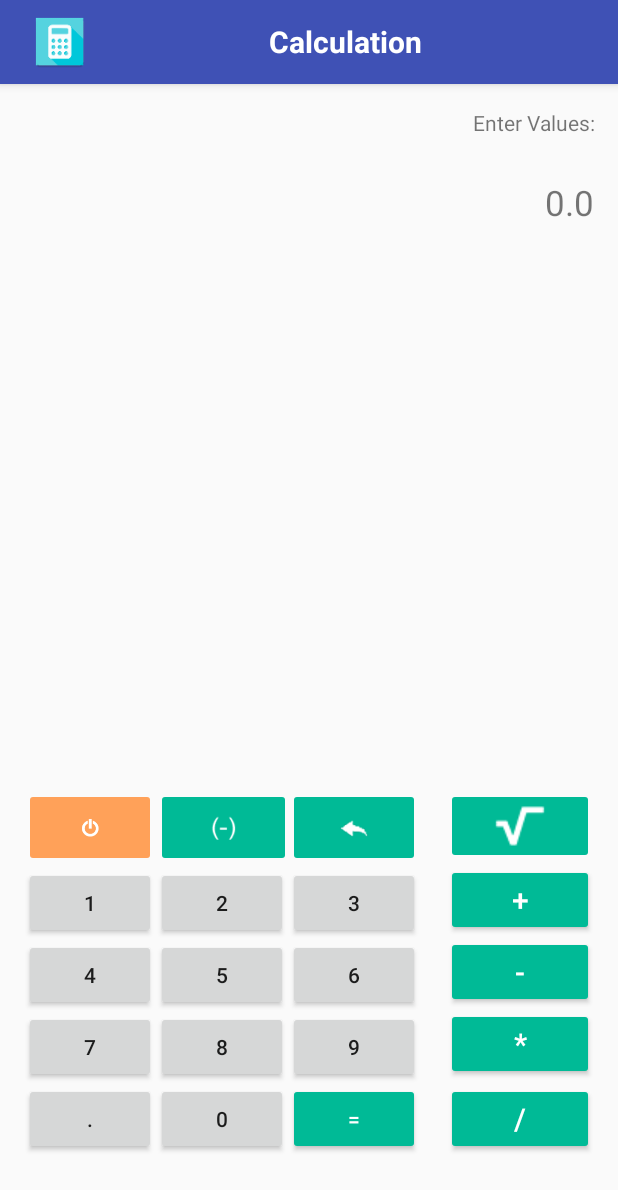
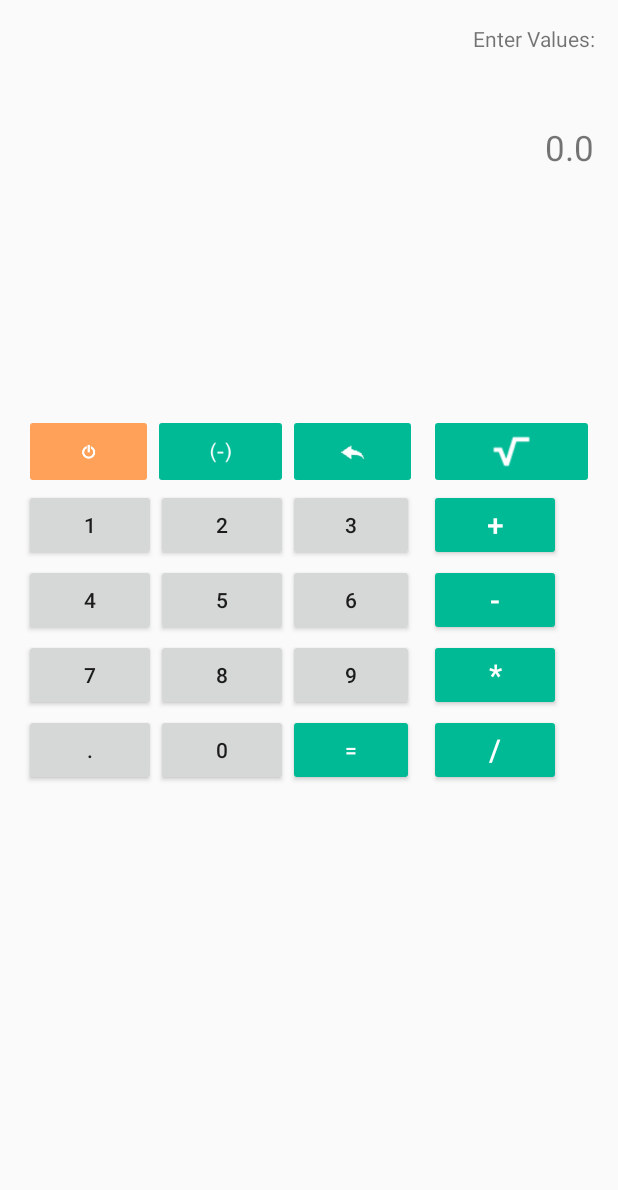
Before and after one commit to SalmanCorleone/Abacus, an Android app: the screen it shows after launch (MainActivity), on a phone screen of 412 x 824 dp. Shown: the top 1190 px of the screen. Run offline under Robolectric (Android 15) with nearby library versions, the phone set to English and light mode, and no system bars.

Commit message:
Linear Layout Added

```diff
--- a/app/src/main/AndroidManifest.xml
+++ b/app/src/main/AndroidManifest.xml
@@ -10,7 +10,7 @@
 
         android:supportsRtl="true"
         android:theme="@style/AppTheme">
-        <activity android:name=".MainActivity">
+        <activity android:name=".MainActivity" android:screenOrientation="portrait">
             <intent-filter>
                 <action android:name="android.intent.action.MAIN" />
 
--- a/app/src/main/java/com/example/salman/calculation/MainActivity.java
+++ b/app/src/main/java/com/example/salman/calculation/MainActivity.java
@@ -30,8 +30,7 @@ public class MainActivity extends AppCompatActivity {
         setContentView(R.layout.activity_main);
 
 
-        getSupportActionBar().setDisplayOptions(ActionBar.DISPLAY_SHOW_CUSTOM);
-        getSupportActionBar().setCustomView(R.layout.titile);
+
 
         init();
 
--- a/app/src/main/res/layout/activity_main.xml
+++ b/app/src/main/res/layout/activity_main.xml
@@ -9,30 +9,152 @@
     android:paddingLeft="@dimen/activity_horizontal_margin"
     android:paddingRight="@dimen/activity_horizontal_margin"
     android:paddingTop="@dimen/activity_vertical_margin"
+    android:layout_gravity="center"
     tools:context="com.example.salman.calculation.MainActivity">
 
-    <FrameLayout
+    <LinearLayout
         android:layout_width="match_parent"
-        android:layout_height="match_parent"
+        android:layout_height="220dp"
+
+        android:orientation="vertical"
+        android:layout_alignParentTop="true"
         android:layout_alignParentLeft="true"
         android:layout_alignParentStart="true"
-        android:layout_alignParentTop="true"
-        android:layout_alignParentRight="true"
-        android:layout_alignParentEnd="true"
-        android:layout_alignParentBottom="true">
-
-
-    </FrameLayout>
-
+        android:id="@+id/linearLayout">
         <TextView
-        android:layout_width="wrap_content"
+            android:layout_width="match_parent"
             android:layout_height="wrap_content"
             android:text="Enter Values:"
             android:layout_alignParentRight="true"
             android:layout_alignParentEnd="true"
             android:layout_alignParentLeft="true"
             android:layout_alignParentStart="true"
-        android:textAlignment="textEnd" />
+            android:layout_gravity="end"
+            android:textAlignment="textEnd"
+            />
+        <TextView
+            android:text="TextView"
+            android:layout_width="match_parent"
+            android:layout_height="wrap_content"
+            android:layout_below="@+id/textView"
+            android:layout_marginTop="47dp"
+            android:id="@+id/textView2"
+            android:layout_alignParentRight="true"
+            android:layout_alignParentEnd="true"
+            android:layout_alignParentLeft="true"
+            android:layout_alignParentStart="true"
+            android:textAlignment="textEnd"
+            android:layout_gravity="end"
+            android:textSize="23dp"
+
+            />
+
+
+
+        <TextView
+            android:text="TextView"
+            android:layout_width="match_parent"
+            android:layout_height="wrap_content"
+            android:id="@+id/textView3"
+            android:textAlignment="textEnd"
+            android:layout_gravity="end"
+            android:textSize="23dp"
+            android:layout_below="@+id/textView2"
+            android:layout_alignParentLeft="true"
+            android:layout_alignParentStart="true"
+            android:layout_marginTop="14dp"
+            android:layout_alignParentRight="true"
+            android:layout_alignParentEnd="true" />
+
+        <TextView
+            android:text="TextView"
+            android:layout_width="match_parent"
+            android:layout_height="wrap_content"
+            android:id="@+id/textView4"
+            android:textAlignment="textEnd"
+            android:layout_gravity="end"
+            android:textSize="40dp"
+            android:textColor="#00ba96"
+            android:layout_below="@+id/textView3"
+            android:layout_alignParentLeft="true"
+            android:layout_alignParentStart="true"
+            android:layout_alignParentRight="true"
+            android:layout_alignParentEnd="true" />
+
+
+
+    </LinearLayout>
+
+
+    <LinearLayout
+        android:layout_width="match_parent"
+        android:layout_height="300dp"
+        android:id="@+id/fullPad"
+        android:paddingTop="40dp"
+        android:orientation="horizontal"
+        android:layout_below="@+id/linearLayout"
+        android:layout_alignParentLeft="true"
+        android:layout_alignParentStart="true">
+
+
+
+        <LinearLayout
+            android:layout_width="270dp"
+            android:layout_height="match_parent"
+            android:id="@+id/numPad"
+            android:orientation="vertical"
+            android:paddingRight="10dp"
+            android:layout_gravity="bottom"
+            >
+
+            <LinearLayout
+                android:layout_width="match_parent"
+                android:layout_height="50dp"
+                android:orientation="horizontal"
+                android:weightSum="1">
+
+                <ImageButton
+                    android:layout_width="86dp"
+                    android:layout_height="wrap_content"
+                    app:srcCompat="@drawable/power"
+                    android:scaleType="fitCenter"
+                    android:id="@+id/btnClr"
+                    android:backgroundTint="#ffa159"
+                    android:layout_above="@+id/btn1"
+                    android:layout_alignParentLeft="true"
+                    android:layout_alignParentStart="true"
+
+                    android:padding="20dp" />
+
+                <ImageButton
+                    android:layout_width="90dp"
+                    android:layout_height="wrap_content"
+                    app:srcCompat="@drawable/minus"
+                    android:id="@+id/btnMin"
+                    android:scaleType="fitCenter"
+                    android:backgroundTint="#00ba96"
+
+
+                    android:layout_toRightOf="@+id/btn1"
+
+                    android:padding="15dp"
+                    android:layout_weight="0.31" />
+
+                <ImageButton
+                    android:layout_width="86dp"
+                    android:layout_height="wrap_content"
+                    app:srcCompat="@drawable/bck"
+                    android:id="@+id/btnBack"
+                    android:scaleType="fitCenter"
+                    android:backgroundTint="#00ba96"
+                    android:padding="15dp" />
+
+            </LinearLayout>
+
+            <LinearLayout
+                android:layout_width="match_parent"
+                android:layout_height="50dp"
+                android:orientation="horizontal">
 
                 <Button
                     android:text="1"
@@ -50,13 +172,29 @@
                     android:text="2"
                     android:layout_width="wrap_content"
                     android:layout_height="wrap_content"
-        android:layout_marginBottom="182dp"
                     android:id="@+id/btn2"
                     android:layout_alignParentBottom="true"
                     android:layout_toRightOf="@+id/btn1"
                     android:layout_toLeftOf="@+id/btn6"
                     android:layout_toStartOf="@+id/btn6" />
 
+                <Button
+                    android:text="3"
+                    android:layout_width="wrap_content"
+                    android:layout_height="wrap_content"
+                    android:id="@+id/btn3"
+                    android:layout_alignBaseline="@+id/btn2"
+                    android:layout_alignBottom="@+id/btn2"
+                    android:layout_toRightOf="@+id/btn2"
+                    android:layout_toEndOf="@+id/btn2" />
+
+
+            </LinearLayout>
+
+            <LinearLayout
+                android:layout_width="match_parent"
+                android:layout_height="50dp"
+                android:orientation="horizontal">
                 <Button
                     android:text="4"
                     android:layout_width="wrap_content"
@@ -84,6 +222,18 @@
                     android:layout_toEndOf="@+id/btn5"
                     android:id="@+id/btn6" />
 
+
+
+
+            </LinearLayout>
+
+
+
+
+            <LinearLayout
+                android:layout_width="match_parent"
+                android:layout_height="50dp"
+                android:orientation="horizontal">
                 <Button
                     android:text="7"
                     android:layout_width="wrap_content"
@@ -94,85 +244,43 @@
                     android:id="@+id/btn7" />
 
                 <Button
-        android:text="0"
-        android:layout_width="wrap_content"
-        android:layout_height="wrap_content"
-        android:layout_below="@+id/btn8"
-        android:layout_toRightOf="@+id/btnPoint"
-        android:layout_toEndOf="@+id/btnPoint"
-        android:id="@+id/btn0" />
-
-    <TextView
-        android:text="TextView"
-        android:layout_width="wrap_content"
-        android:layout_height="wrap_content"
-        android:layout_below="@+id/textView"
-        android:layout_marginTop="47dp"
-        android:id="@+id/textView2"
-        android:layout_alignParentRight="true"
-        android:layout_alignParentEnd="true"
-        android:layout_alignParentLeft="true"
-        android:layout_alignParentStart="true"
-        android:textAlignment="textEnd"
-        android:textSize="23dp"
-
-        />
-
-    <Button
                     android:text="8"
                     android:layout_width="wrap_content"
                     android:layout_height="wrap_content"
-        android:id="@+id/btn8"
-        android:layout_alignBaseline="@+id/btn7"
-        android:layout_alignBottom="@+id/btn7"
-        android:layout_toRightOf="@+id/btn4"
-        android:layout_toEndOf="@+id/btn4" />
-
-    <Button
-
-        android:text="."
-        android:layout_width="wrap_content"
-        android:layout_height="wrap_content"
-        android:id="@+id/btnPoint"
-
-        android:layout_alignBaseline="@+id/btn0"
-        android:layout_alignBottom="@+id/btn0"
+                    android:layout_below="@+id/btn4"
                     android:layout_alignParentLeft="true"
-        android:layout_alignParentStart="true" />
-
+                    android:layout_alignParentStart="true"
+                    android:id="@+id/btn8" />
                 <Button
                     android:text="9"
                     android:layout_width="wrap_content"
                     android:layout_height="wrap_content"
-        android:id="@+id/btn9"
-        android:layout_below="@+id/btn6"
-        android:layout_toRightOf="@+id/btn5"
-        android:layout_toEndOf="@+id/btn5" />
+                    android:layout_below="@+id/btn4"
+                    android:layout_alignParentLeft="true"
+                    android:layout_alignParentStart="true"
+                    android:id="@+id/btn9" />
+
+
+
+
+
+            </LinearLayout>
+
+            <LinearLayout
+                android:layout_width="match_parent"
+                android:layout_height="50dp"
+                android:orientation="horizontal">
 
                 <Button
-        android:text="3"
+                    android:text="."
                     android:layout_width="wrap_content"
                     android:layout_height="wrap_content"
-        android:id="@+id/btn3"
-        android:layout_alignBaseline="@+id/btn2"
-        android:layout_alignBottom="@+id/btn2"
-        android:layout_toRightOf="@+id/btn2"
-        android:layout_toEndOf="@+id/btn2" />
-
-    <ImageButton
+                    android:id="@+id/btnPoint" />
+                <Button
+                    android:text="0"
                     android:layout_width="wrap_content"
                     android:layout_height="wrap_content"
-        app:srcCompat="@drawable/power"
-        android:scaleType="fitCenter"
-        android:id="@+id/btnClr"
-        android:backgroundTint="#ffa159"
-        android:layout_above="@+id/btn1"
-        android:layout_alignParentLeft="true"
-        android:layout_alignParentStart="true"
-        android:layout_toLeftOf="@+id/btn2"
-        android:layout_toStartOf="@+id/btn2"
-        android:padding="20dp"
-        android:layout_alignTop="@+id/btnSqrt" />
+                    android:id="@+id/btn0" />
 
                 <Button
                     android:textColor="@android:color/white"
@@ -181,55 +289,37 @@
                     android:layout_height="wrap_content"
                     android:id="@+id/btnEql"
                     android:backgroundTint="#00ba96"
-        android:layout_below="@+id/btn9"
-        android:layout_toRightOf="@+id/btn0"
-        android:layout_toEndOf="@+id/btn0" />
+                    />
 
-    <Button
-        android:text="/"
-        android:layout_width="wrap_content"
-        android:layout_height="wrap_content"
-        android:id="@+id/btnDivide"
+
+            </LinearLayout>
+
+
+        </LinearLayout>
+
+
+        <LinearLayout
+            android:layout_width="match_parent"
+            android:layout_height="match_parent"
+            android:id="@+id/operatorPad"
+            android:orientation="vertical"
+            android:weightSum="1">
+
+            <LinearLayout
+                android:layout_width="match_parent"
+                android:layout_height="50dp">
+                <ImageButton
+                    android:layout_width="match_parent"
+                    android:layout_height="match_parent"
+                    app:srcCompat="@drawable/sqrt"
+                    android:id="@+id/btnSqrt"
                     android:backgroundTint="#00ba96"
-        android:textColor="@android:color/white"
-        android:textSize="20dp"
-        android:layout_below="@+id/btn9"
-        android:layout_alignParentRight="true"
-        android:layout_alignParentEnd="true"
-        android:layout_toEndOf="@+id/btn9"
-        android:layout_marginLeft="17dp"
-        android:layout_marginStart="17dp"
-        android:layout_toRightOf="@+id/btn9" />
+                    android:scaleType="fitCenter" />
+            </LinearLayout>
 
-    <Button
-        android:text="*"
-        android:layout_width="wrap_content"
-        android:layout_height="wrap_content"
-        android:id="@+id/btnMult"
-        android:backgroundTint="#00ba96"
-        android:textSize="20dp"
-        android:textColor="@android:color/white"
-        android:layout_alignBaseline="@+id/btn9"
-        android:layout_alignBottom="@+id/btn9"
-        android:layout_alignParentRight="true"
-        android:layout_alignParentEnd="true"
-        android:layout_alignLeft="@+id/btnDivide"
-        android:layout_alignStart="@+id/btnDivide" />
-
-    <Button
-        android:text="-"
-        android:textSize="20dp"
-        android:layout_width="wrap_content"
-        android:layout_height="wrap_content"
-        android:id="@+id/btnMinus"
-        android:backgroundTint="#00ba96"
-        android:textColor="@android:color/white"
-        android:layout_above="@+id/btnMult"
-        android:layout_alignParentRight="true"
-        android:layout_alignParentEnd="true"
-        android:layout_alignLeft="@+id/btnMult"
-        android:layout_alignStart="@+id/btnMult" />
-
+            <LinearLayout
+                android:layout_width="match_parent"
+                android:layout_height="50dp">
                 <Button
                     android:text="+"
                     android:layout_width="wrap_content"
@@ -239,89 +329,71 @@
                     android:backgroundTint="#00ba96"
                     android:textColor="@android:color/white"
                     android:textSize="20dp"
-        android:layout_above="@+id/btnMinus"
-        android:layout_alignParentRight="true"
-        android:layout_alignParentEnd="true"
-        android:layout_toEndOf="@+id/btn3"
-        android:layout_alignLeft="@+id/btnMinus"
-        android:layout_alignStart="@+id/btnMinus" />
+                     />
 
-    <ImageButton
+            </LinearLayout>
+
+            <LinearLayout
+                android:layout_width="match_parent"
+                android:layout_height="50dp">
+                <Button
+                    android:text="-"
+                    android:textSize="20dp"
                     android:layout_width="wrap_content"
                     android:layout_height="wrap_content"
-        app:srcCompat="@drawable/sqrt"
-        android:id="@+id/btnSqrt"
+                    android:id="@+id/btnMinus"
                     android:backgroundTint="#00ba96"
-        android:scaleType="fitCenter"
-        android:layout_above="@+id/btnPlus"
-        android:layout_alignParentRight="true"
-        android:layout_alignParentEnd="true"
-        android:layout_alignLeft="@+id/btnPlus"
-        android:layout_alignStart="@+id/btnPlus"
-        android:padding="5dp" />
+                    android:textColor="@android:color/white"
 
-    <TextView
-        android:text="TextView"
+                    />
+
+            </LinearLayout>
+
+            <LinearLayout
+                android:layout_width="match_parent"
+                android:layout_height="50dp">
+                <Button
+                    android:text="*"
                     android:layout_width="wrap_content"
                     android:layout_height="wrap_content"
-        android:id="@+id/textView3"
-        android:textAlignment="textEnd"
-        android:textSize="23dp"
-        android:layout_below="@+id/textView2"
-        android:layout_alignParentLeft="true"
-        android:layout_alignParentStart="true"
-        android:layout_marginTop="14dp"
-        android:layout_alignParentRight="true"
-        android:layout_alignParentEnd="true" />
+                    android:id="@+id/btnMult"
+                    android:backgroundTint="#00ba96"
+                    android:textSize="20dp"
+                    android:textColor="@android:color/white"
 
-    <TextView
-        android:text="TextView"
+                     />
+
+            </LinearLayout>
+
+            <LinearLayout
+                android:layout_width="match_parent"
+                android:layout_height="match_parent">
+                <Button
+                    android:text="/"
                     android:layout_width="wrap_content"
                     android:layout_height="wrap_content"
-        android:id="@+id/textView4"
-        android:textAlignment="textEnd"
-        android:textSize="40dp"
-        android:textColor="#00ba96"
-        android:layout_below="@+id/textView3"
-        android:layout_alignParentLeft="true"
-        android:layout_alignParentStart="true"
-        android:layout_alignParentRight="true"
-        android:layout_alignParentEnd="true" />
+                    android:id="@+id/btnDivide"
+                    android:backgroundTint="#00ba96"
+                    android:textSize="20dp"
+                    android:textColor="@android:color/white"
 
-    <ImageButton
-        android:layout_width="wrap_content"
-        android:layout_height="wrap_content"
-        app:srcCompat="@drawable/minus"
-        android:id="@+id/btnMin"
-        android:adjustViewBounds="false"
-        android:cropToPadding="false"
-        android:scaleType="fitCenter"
-        android:backgroundTint="#00ba96"
-        android:elevation="0dp"
+                    />
 
-        android:layout_above="@+id/btn2"
-        android:layout_toRightOf="@+id/btn1"
-        android:layout_marginRight="86dp"
-        android:layout_marginEnd="86dp"
-        android:layout_alignRight="@+id/btn3"
-        android:layout_alignEnd="@+id/btn3"
-        android:layout_alignTop="@+id/btnClr"
-        android:padding="15dp" />
+            </LinearLayout>
 
-    <ImageButton
-        android:layout_width="wrap_content"
-        android:layout_height="wrap_content"
-        app:srcCompat="@drawable/bck"
-        android:id="@+id/btnBack"
-        android:scaleType="fitCenter"
-        android:backgroundTint="#00ba96"
-        android:padding="15dp"
-        android:layout_alignTop="@+id/btnMin"
-        android:layout_toRightOf="@+id/btn2"
-        android:layout_above="@+id/btn2"
-        android:layout_alignRight="@+id/btn3"
-        android:layout_alignEnd="@+id/btn3" />
+
+        </LinearLayout>
 
 
 
+
+
+
+
+
+
+
+    </LinearLayout>
+
+
 </RelativeLayout>
--- a/app/src/main/res/values/styles.xml
+++ b/app/src/main/res/values/styles.xml
@@ -1,7 +1,7 @@
 <resources>
 
     <!-- Base application theme. -->
-    <style name="AppTheme" parent="Theme.AppCompat.Light.DarkActionBar">
+    <style name="AppTheme" parent="Theme.AppCompat.Light.NoActionBar">
         <!-- Customize your theme here. -->
         <item name="colorPrimary">@color/colorPrimary</item>
         <item name="colorPrimaryDark">@color/colorPrimaryDark</item>
```
Lines whose indentation alone changed are shown as unchanged.
